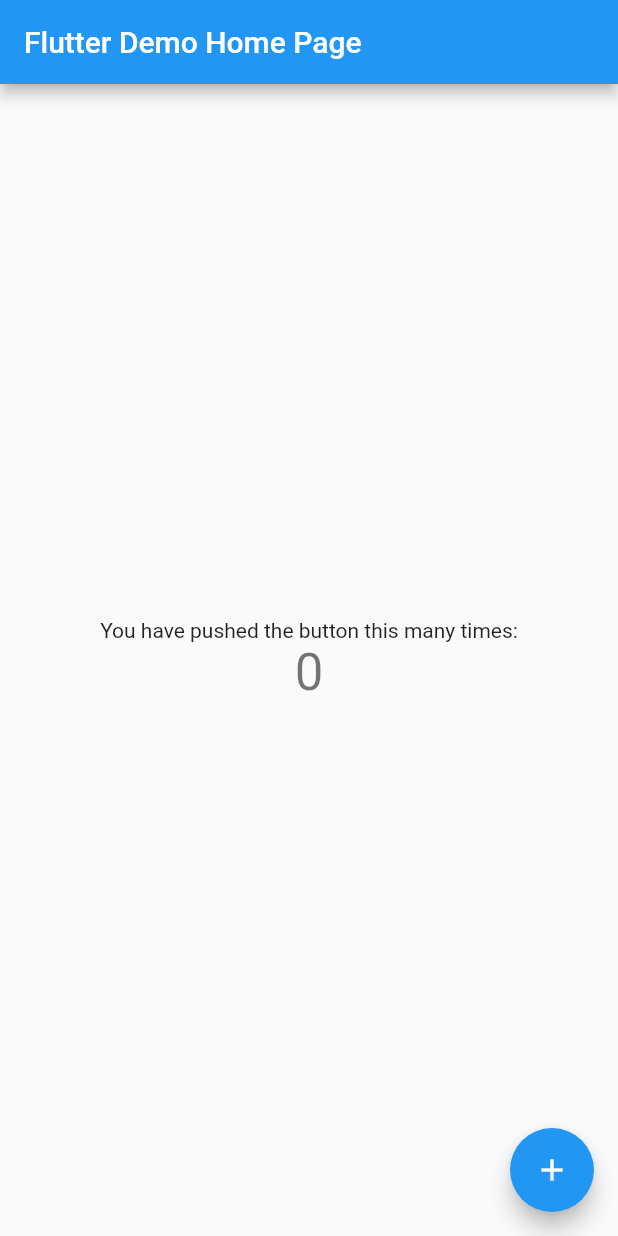
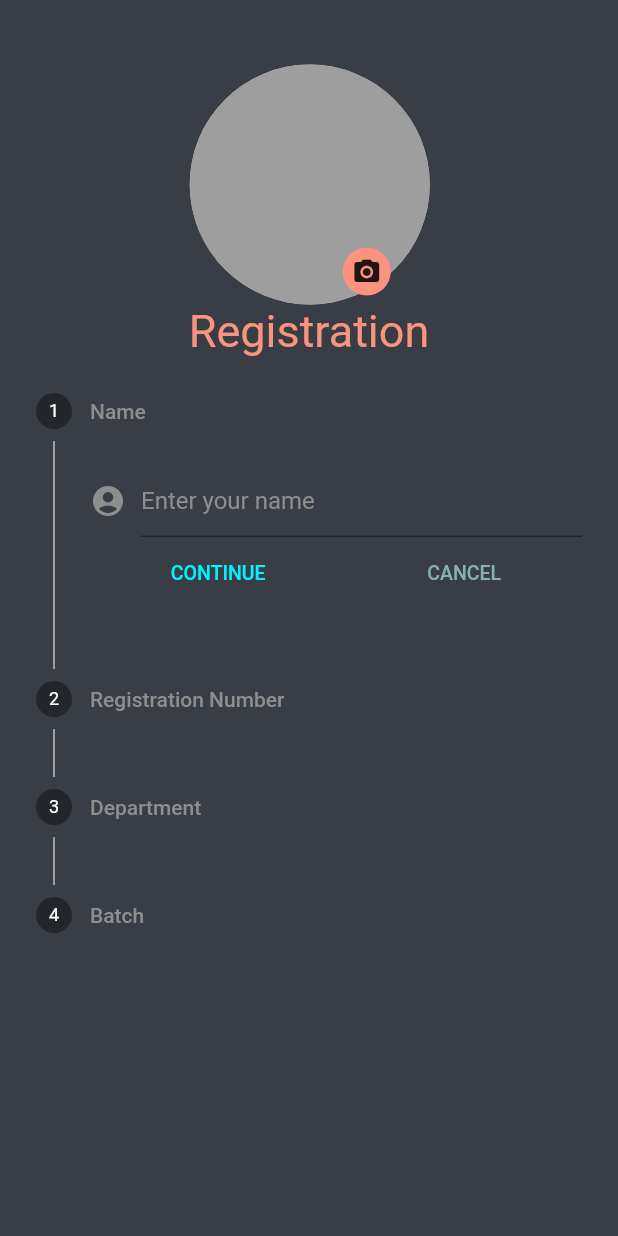
Before and after one commit to pragyakashyap/college-app-frontend-mobile, a Flutter app: the screen it shows after launch, on a phone screen of 412 x 824 dp. Run offline on Flutter 3.47's test engine with Material 2 defaults, Android fonts, the phone set to English and light mode, and no system bars; our stand-ins replace image_picker.

Commit message:
added the Registeration UI

```diff
--- /dev/null
+++ b/lib/Screens/Registeration_screen.dart
@@ -0,0 +1,209 @@
+import 'package:flutter/material.dart';
+import 'package:image_picker/image_picker.dart';
+import 'dart:io';
+
+class RegisterationPage extends StatefulWidget {
+  @override
+  _RegisterationPageState createState() => _RegisterationPageState();
+}
+
+class _RegisterationPageState extends State<RegisterationPage> {
+  var _index = 0;
+
+  File _image;
+  imgfromGallery() async {
+    print('picker is called');
+    File image = await ImagePicker.pickImage(source: ImageSource.gallery);
+    setState(() {
+      _image = image;
+    });
+  }
+
+  @override
+  void initState() {
+    super.initState();
+  }
+
+  @override
+  Widget build(BuildContext context) {
+    return Container(
+        color: Color(0xFF393E46),
+        child: Column(children: [
+          Stack(
+            children: [
+              Padding(
+                  padding: const EdgeInsets.only(
+                      top: 43.0, left: 113, right: 112, bottom: 0),
+                  child: CircleAvatar(
+                      backgroundColor: Color(0xFFC4C4C4),
+                      radius: 80,
+                      child: _image != null
+                          ? ClipRRect(
+                              borderRadius: BorderRadius.circular(80),
+                              child: Image.file(_image,
+                                  width: 150, height: 150, fit: BoxFit.cover),
+                            )
+                          : CircleAvatar(
+                              backgroundColor: Colors.grey,
+                              radius: 80,
+                            ),
+                            ),
+                            ),
+              Positioned(
+                  width: 32,
+                  height: 32,
+                  left: 215,
+                  top: 165,
+                  child: GestureDetector(
+                    onTap: () {
+                      imgfromGallery();
+                    },
+                    child: Container(
+                      child: Icon(
+                        Icons.photo_camera,
+                        size: 20,
+                      ),
+                      decoration: BoxDecoration(
+                          color: Color(0xFFFA947E), shape: BoxShape.circle),
+                    ),
+                  ))
+            ],
+          ),
+          Text(
+            'Registration',
+            style: TextStyle(
+                fontSize: 30,
+                fontStyle: FontStyle.normal,
+                color: Color(0xFFFA947E)),
+          ),
+
+          //stepper widget
+          Theme(
+            data: ThemeData(primaryColor: Color(0xFF03AFB7)),
+            child: Stepper(
+              controlsBuilder: (BuildContext context,
+                  {VoidCallback onStepContinue, VoidCallback onStepCancel}) {
+                return Row(
+                  mainAxisSize: MainAxisSize.max,
+                  mainAxisAlignment: MainAxisAlignment.spaceAround,
+                  children: <Widget>[
+                    TextButton(
+                        onPressed: onStepContinue,
+                        child: const Text(
+                          'CONTINUE',
+                          style:
+                              TextStyle(color: Color(0xFF00F4FF), fontSize: 13),
+                        ),
+                        ),
+                    TextButton(
+                      onPressed: onStepCancel,
+                      child: const Text(
+                        'CANCEL',
+                        style:
+                            TextStyle(color: Color(0xFF86B0B1), fontSize: 13),
+                      ),
+                    ),
+                  ],
+                );
+              },
+              steps: [
+                Step(
+                    title: Text(
+                      'Name',
+                      style: TextStyle(color: Color(0xFF8E8E8E)),
+                    ),
+                    content: Row(
+                      children: [
+                        Icon(Icons.account_circle, color: Color(0xFF8E8E8E)),
+                        SizedBox(width: 10.0),
+                        Expanded(
+                          child: TextFormField(
+                            style: TextStyle(color: Color(0xFF8E8E8E)),
+                            decoration: InputDecoration(
+                                hintText: 'Enter your name',
+                                hintStyle: TextStyle(color: Color(0xFF8E8E8E))),
+                          ),
+                        ),
+                      ],
+                    ),
+                    ),
+                Step(
+                    title: Text(
+                      'Registration Number',
+                      style: TextStyle(color: Color(0xFF8E8E8E)),
+                    ),
+                    content: Row(
+                      children: [
+                        Icon(Icons.account_circle, color: Color(0xFF8E8E8E)),
+                        SizedBox(width: 10.0),
+                        Expanded(
+                          child: TextFormField(
+                            style: TextStyle(color: Color(0xFF8E8E8E)),
+                            decoration: InputDecoration(
+                                hintText: '1XETXXXXXX',
+                                hintStyle: TextStyle(color: Color(0xFF8E8E8E))),
+                          ),
+                        ),
+                      ],
+                    ),
+                    ),
+                Step(
+                    title: Text(
+                      'Department',
+                      style: TextStyle(color: Color(0xFF8E8E8E)),
+                    ),
+                    content: Row(
+                      children: [
+                        Icon(Icons.account_circle, color: Color(0xFF8E8E8E)),
+                        SizedBox(width: 10.0),
+                        Expanded(
+                          child: TextFormField(
+                            style: TextStyle(color: Color(0xFF8E8E8E)),
+                            decoration: InputDecoration(
+                                hintText: 'FET',
+                                hintStyle: TextStyle(color: Color(0xFF8E8E8E))),
+                          ),
+                        ),
+                      ],
+                    ),
+                    ),
+                Step(
+                    title: Text(
+                      'Batch',
+                      style: TextStyle(color: Color(0xFF8E8E8E)),
+                    ),
+                    content: Row(
+                      children: [
+                        Icon(Icons.account_circle, color: Color(0xFF8E8E8E)),
+                        SizedBox(width: 10.0),
+                        Expanded(
+                          child: TextFormField(
+                            style: TextStyle(color: Color(0xFF8E8E8E)),
+                            decoration: InputDecoration(
+                                hintText: '20XX',
+                                hintStyle: TextStyle(color: Color(0xFF8E8E8E))),
+                          ),
+                        ),
+                      ],
+                    ),
+                    ),
+              ],
+              currentStep: _index,
+              onStepTapped: (index) {
+                setState(() {
+                  _index = index;
+                });
+              },
+              onStepCancel: () {
+                print("You are clicking the cancel button.");
+              },
+              onStepContinue: () {
+                print("You are clicking the continue button.");
+              },
+            ),
+          ),
+        ],
+        ),
+        );
+  }
+}
--- a/lib/main.dart
+++ b/lib/main.dart
@@ -1,117 +1,19 @@
 import 'package:flutter/material.dart';
+import 'package:frontend/Screens/Registeration_screen.dart';
+import 'Screens/Registeration_screen.dart';
 
 void main() {
   runApp(MyApp());
 }
 
 class MyApp extends StatelessWidget {
-  // This widget is the root of your application.
   @override
   Widget build(BuildContext context) {
     return MaterialApp(
-      title: 'Flutter Demo',
-      theme: ThemeData(
-        // This is the theme of your application.
-        //
-        // Try running your application with "flutter run". You'll see the
-        // application has a blue toolbar. Then, without quitting the app, try
-        // changing the primarySwatch below to Colors.green and then invoke
-        // "hot reload" (press "r" in the console where you ran "flutter run",
-        // or simply save your changes to "hot reload" in a Flutter IDE).
-        // Notice that the counter didn't reset back to zero; the application
-        // is not restarted.
-        primarySwatch: Colors.blue,
-        // This makes the visual density adapt to the platform that you run
-        // the app on. For desktop platforms, the controls will be smaller and
-        // closer together (more dense) than on mobile platforms.
-        visualDensity: VisualDensity.adaptivePlatformDensity,
+      debugShowCheckedModeBanner: false,
+      home: Material(
+        child: RegisterationPage(),
       ),
-      home: MyHomePage(title: 'Flutter Demo Home Page'),
     );
   }
 }
-
-class MyHomePage extends StatefulWidget {
-  MyHomePage({Key key, this.title}) : super(key: key);
-
-  // This widget is the home page of your application. It is stateful, meaning
-  // that it has a State object (defined below) that contains fields that affect
-  // how it looks.
-
-  // This class is the configuration for the state. It holds the values (in this
-  // case the title) provided by the parent (in this case the App widget) and
-  // used by the build method of the State. Fields in a Widget subclass are
-  // always marked "final".
-
-  final String title;
-
-  @override
-  _MyHomePageState createState() => _MyHomePageState();
-}
-
-class _MyHomePageState extends State<MyHomePage> {
-  int _counter = 0;
-
-  void _incrementCounter() {
-    setState(() {
-      // This call to setState tells the Flutter framework that something has
-      // changed in this State, which causes it to rerun the build method below
-      // so that the display can reflect the updated values. If we changed
-      // _counter without calling setState(), then the build method would not be
-      // called again, and so nothing would appear to happen.
-      _counter++;
-    });
-  }
-
-  @override
-  Widget build(BuildContext context) {
-    // This method is rerun every time setState is called, for instance as done
-    // by the _incrementCounter method above.
-    //
-    // The Flutter framework has been optimized to make rerunning build methods
-    // fast, so that you can just rebuild anything that needs updating rather
-    // than having to individually change instances of widgets.
-    return Scaffold(
-      appBar: AppBar(
-        // Here we take the value from the MyHomePage object that was created by
-        // the App.build method, and use it to set our appbar title.
-        title: Text(widget.title),
-      ),
-      body: Center(
-        // Center is a layout widget. It takes a single child and positions it
-        // in the middle of the parent.
-        child: Column(
-          // Column is also a layout widget. It takes a list of children and
-          // arranges them vertically. By default, it sizes itself to fit its
-          // children horizontally, and tries to be as tall as its parent.
-          //
-          // Invoke "debug painting" (press "p" in the console, choose the
-          // "Toggle Debug Paint" action from the Flutter Inspector in Android
-          // Studio, or the "Toggle Debug Paint" command in Visual Studio Code)
-          // to see the wireframe for each widget.
-          //
-          // Column has various properties to control how it sizes itself and
-          // how it positions its children. Here we use mainAxisAlignment to
-          // center the children vertically; the main axis here is the vertical
-          // axis because Columns are vertical (the cross axis would be
-          // horizontal).
-          mainAxisAlignment: MainAxisAlignment.center,
-          children: <Widget>[
-            Text(
-              'You have pushed the button this many times:',
-            ),
-            Text(
-              '$_counter',
-              style: Theme.of(context).textTheme.headline4,
-            ),
-          ],
-        ),
-      ),
-      floatingActionButton: FloatingActionButton(
-        onPressed: _incrementCounter,
-        tooltip: 'Increment',
-        child: Icon(Icons.add),
-      ), // This trailing comma makes auto-formatting nicer for build methods.
-    );
-  }
-}
```
Also changed, not shown: pubspec.yaml (+5 -52 lines), pubspec.lock.
